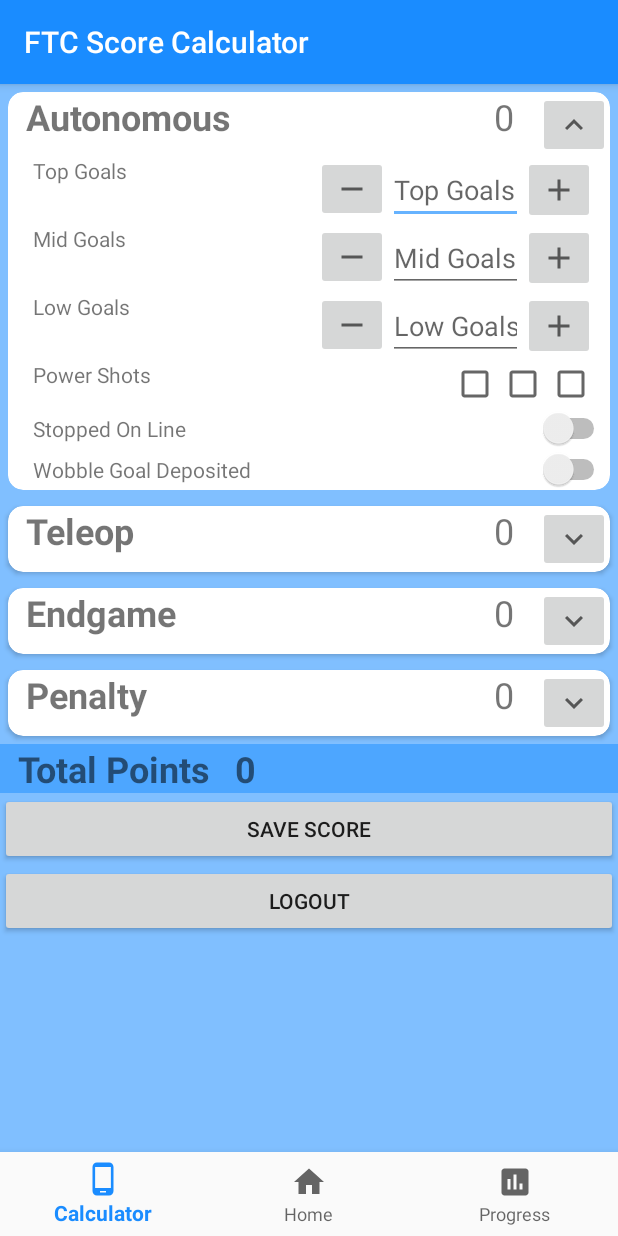
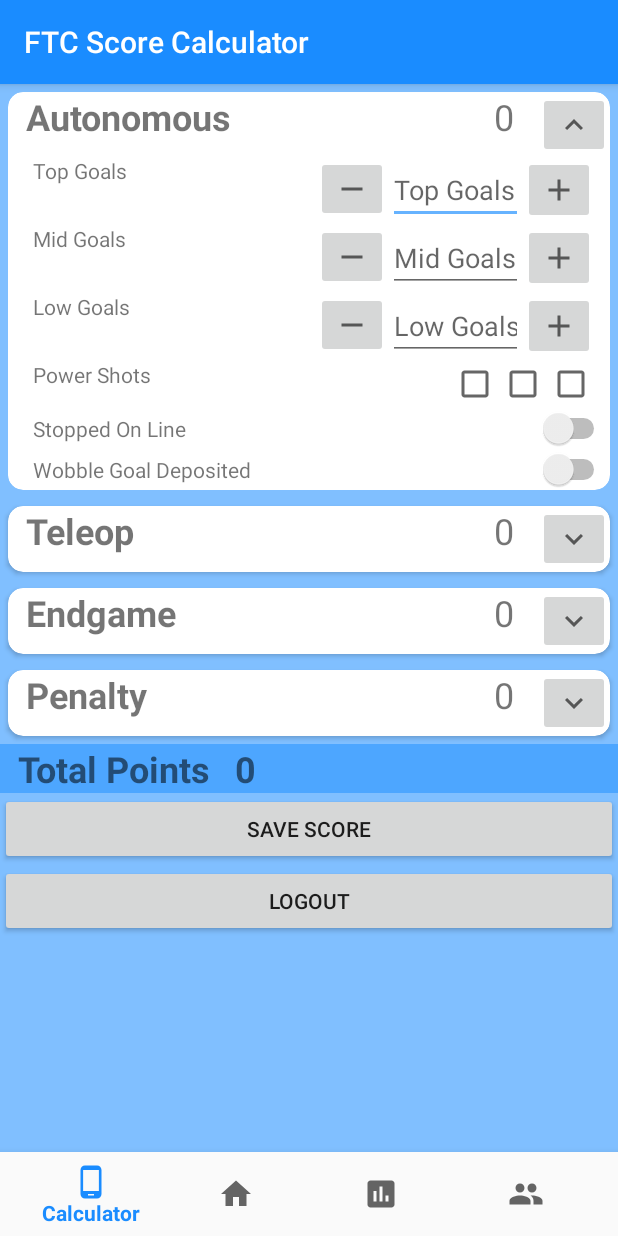
Before and after one commit to mayakrolik/FTC-Score-Calculator-Freight-Frenzy, an Android app: the screen it shows after launch (MainActivity), on a phone screen of 412 x 824 dp. Run offline under Robolectric (Android 15) with nearby library versions, the phone set to English and light mode, and no system bars; our stand-ins replace Firebase (no records; nobody signed in at launch, a user with empty details on screens opened directly); libraries missing offline, so code that uses them is left out: com.jjoe64.graphview.

```diff
--- a/app/src/main/java/com/example/ftcscorecalculatorbeta/MainActivity.java
+++ b/app/src/main/java/com/example/ftcscorecalculatorbeta/MainActivity.java
@@ -21,6 +21,7 @@ import com.example.ftcscorecalculatorbeta.data.model.UserProfile;
 import com.example.ftcscorecalculatorbeta.ui.calculator.CalculatorFragment;
 import com.example.ftcscorecalculatorbeta.ui.home.HomeFragment;
 import com.example.ftcscorecalculatorbeta.ui.progress.ProgressFragment;
+import com.example.ftcscorecalculatorbeta.ui.team.TeamFragment;
 import com.google.android.gms.auth.api.signin.GoogleSignIn;
 import com.google.android.gms.auth.api.signin.GoogleSignInAccount;
 import com.google.android.gms.auth.api.signin.GoogleSignInClient;
@@ -312,6 +313,7 @@ public class MainActivity extends AppCompatActivity {
         final Fragment cacl_frag = new CalculatorFragment();
         final Fragment home_frag = new HomeFragment();
         final Fragment prog_frag = new ProgressFragment();
+        final Fragment team_frag = new TeamFragment();
 
         BottomNavigationView bottomNavigationView = (BottomNavigationView) findViewById(R.id.nav_view);
         bottomNavigationView.setOnNavigationItemSelectedListener(new BottomNavigationView.OnNavigationItemSelectedListener() {
@@ -330,6 +332,9 @@ public class MainActivity extends AppCompatActivity {
                     case R.id.navigation_progress:
                         fragment = prog_frag;
                         break;
+                    case R.id.navigation_team:
+                        fragment = team_frag;
+                        break;
                 }
                 if (blnRequireLogin & (myTeam == null))
                 {
--- /dev/null
+++ b/app/src/main/res/drawable/ic_baseline_people_24.xml
@@ -0,0 +1,10 @@
+<vector xmlns:android="http://schemas.android.com/apk/res/android"
+    android:width="24dp"
+    android:height="24dp"
+    android:viewportWidth="24"
+    android:viewportHeight="24"
+    android:tint="?attr/colorControlNormal">
+  <path
+      android:fillColor="@android:color/white"
+      android:pathData="M16,11c1.66,0 2.99,-1.34 2.99,-3S17.66,5 16,5c-1.66,0 -3,1.34 -3,3s1.34,3 3,3zM8,11c1.66,0 2.99,-1.34 2.99,-3S9.66,5 8,5C6.34,5 5,6.34 5,8s1.34,3 3,3zM8,13c-2.33,0 -7,1.17 -7,3.5L1,19h14v-2.5c0,-2.33 -4.67,-3.5 -7,-3.5zM16,13c-0.29,0 -0.62,0.02 -0.97,0.05 1.16,0.84 1.97,1.97 1.97,3.45L17,19h6v-2.5c0,-2.33 -4.67,-3.5 -7,-3.5z"/>
+</vector>
--- a/app/src/main/res/menu/bottom_nav_menu.xml
+++ b/app/src/main/res/menu/bottom_nav_menu.xml
@@ -17,4 +17,9 @@
         android:icon="@drawable/ic_baseline_assessment_24"
         android:title="@string/title_progress" />
 
+    <item
+        android:id="@+id/navigation_team"
+        android:icon="@drawable/ic_baseline_people_24"
+        android:title="@string/title_team" />
+
 </menu>
--- a/app/src/main/res/navigation/nav_graph.xml
+++ b/app/src/main/res/navigation/nav_graph.xml
@@ -19,6 +19,9 @@
         <action
             android:id="@+id/action_homeFragment_to_loginFragment"
             app:destination="@id/loginFragment" />
+        <action
+            android:id="@+id/action_homeFragment_to_teamFragment"
+            app:destination="@id/teamFragment" />
     </fragment>
     <fragment
         android:id="@+id/calculatorFragment"
@@ -34,6 +37,9 @@
         <action
             android:id="@+id/action_calculatorFragment_to_loginFragment"
             app:destination="@id/loginFragment" />
+        <action
+            android:id="@+id/action_calculatorFragment_to_teamFragment"
+            app:destination="@id/teamFragment" />
     </fragment>
     <fragment
         android:id="@+id/progressFragment"
@@ -48,6 +54,9 @@
             app:destination="@id/calculatorFragment" />
         <action
             android:id="@+id/action_progressFragment_to_loginFragment"
+            app:destination="@id/loginFragment" />
+        <action
+            android:id="@+id/action_progressFragment_to_teamFragment"
             app:destination="@id/loginFragment" />
     </fragment>
     <fragment
@@ -64,6 +73,27 @@
         <action
             android:id="@+id/action_loginFragment_to_homeFragment"
             app:destination="@id/homeFragment" />
+        <action
+            android:id="@+id/action_loginFragment_to_teamFragment"
+            app:destination="@id/homeFragment" />
+    </fragment>
+    <fragment
+        android:id="@+id/teamFragment"
+        android:name="com.example.ftcscorecalculatorbeta.ui.team.TeamFragment"
+        android:label="fragment_team"
+        tools:layout="@layout/fragment_team" >
+        <action
+            android:id="@+id/action_teamFragment_to_calculatorFragment"
+            app:destination="@id/calculatorFragment" />
+        <action
+            android:id="@+id/action_teamFragment_to_progressFragment"
+            app:destination="@id/progressFragment" />
+        <action
+            android:id="@+id/action_teamFragment_to_homeFragment"
+            app:destination="@id/homeFragment" />
+        <action
+            android:id="@+id/action_teamFragment_to_loginFragment"
+            app:destination="@id/loginFragment" />
     </fragment>
 
 </navigation>
--- a/app/src/main/res/values/strings.xml
+++ b/app/src/main/res/values/strings.xml
@@ -52,4 +52,7 @@
     <string name="run_number">Run #</string>
     <string name="kudos">Kudos</string>
     <string name="kudo_number">0</string>
+    <string name="title_team">My Team</string>
+    <string name="TeamName">Team Name</string>
+    <string name="TeamNumber">#</string>
 </resources>
```
Also changed, not shown: app/src/main/java/com/example/ftcscorecalculatorbeta/RVScoreAdapter.java (+6 -3 lines), app/src/main/java/com/example/ftcscorecalculatorbeta/ui/team/TeamFragment.java (added, +33 -0 lines), app/src/main/java/com/example/ftcscorecalculatorbeta/ui/team/TeamViewModel.java (added, +20 -0 lines), app/src/main/res/layout/fragment_team.xml (added, +175 -0 lines), app/src/main/res/layout/progress_score.xml (+51 -1 lines).
